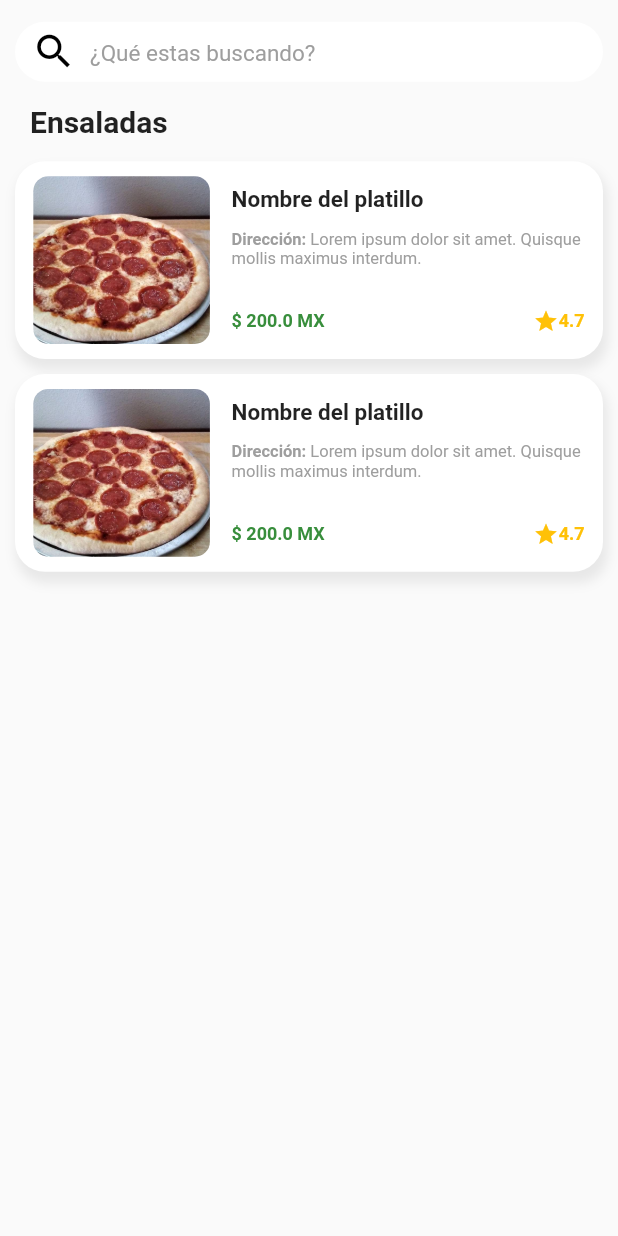
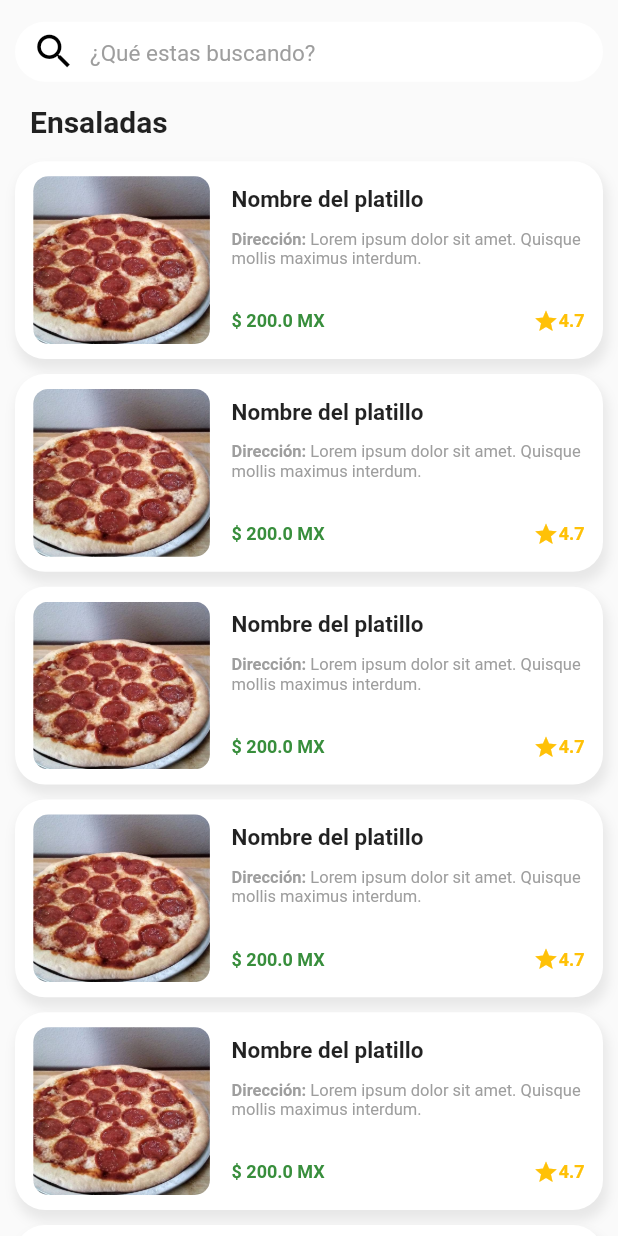
Before and after one commit to PamelaPz/Widgets-Tooring, a Flutter app: the screen it shows after launch, on a phone screen of 412 x 824 dp. Run offline on Flutter 3.47's test engine with Material 2 defaults, Android fonts, the phone set to English and light mode, and no system bars.

Commit message:
List categories

```diff
--- a/lib/categories.dart
+++ b/lib/categories.dart
@@ -6,7 +6,7 @@ class Categories extends StatelessWidget {
   @override
   Widget build(BuildContext context) {
     return SafeArea(
-      child: SingleChildScrollView(
+      child: Center(
         child: Column(
           crossAxisAlignment: CrossAxisAlignment.start,
           children: [
@@ -20,6 +20,43 @@ class Categories extends StatelessWidget {
                   fontWeight: FontWeight.bold,
                 ),
               ),
+            ),
+            Expanded(
+              child: SingleChildScrollView(
+                child: Column(
+                  crossAxisAlignment: CrossAxisAlignment.start,
+                  children: [
+                    ListCategory(
+                      nameUser: "Nombre del platillo",
+                      price: 200,
+                      address:
+                          "Lorem ipsum dolor sit amet. Quisque mollis maximus interdum.",
+                      image: "assets/images/pizza.jpg",
+                      starts: 4.7,
+                    ),
+                    ListCategory(
+                      nameUser: "Nombre del platillo",
+                      price: 200,
+                      address:
+                          "Lorem ipsum dolor sit amet. Quisque mollis maximus interdum.",
+                      image: "assets/images/pizza.jpg",
+                      starts: 4.7,
+                    ),
+                    ListCategory(
+                      nameUser: "Nombre del platillo",
+                      price: 200,
+                      address:
+                          "Lorem ipsum dolor sit amet. Quisque mollis maximus interdum.",
+                      image: "assets/images/pizza.jpg",
+                      starts: 4.7,
+                    ),
+                    ListCategory(
+                      nameUser: "Nombre del platillo",
+                      price: 200,
+                      address:
+                          "Lorem ipsum dolor sit amet. Quisque mollis maximus interdum.",
+                      image: "assets/images/pizza.jpg",
+                      starts: 4.7,
                     ),
                     ListCategory(
                       nameUser: "Nombre del platillo",
@@ -40,6 +77,10 @@ class Categories extends StatelessWidget {
                   ],
                 ),
               ),
+            )
+           ],
+         )
+      )
     );
   }
 }
```
Lines whose indentation alone changed are shown as unchanged.
